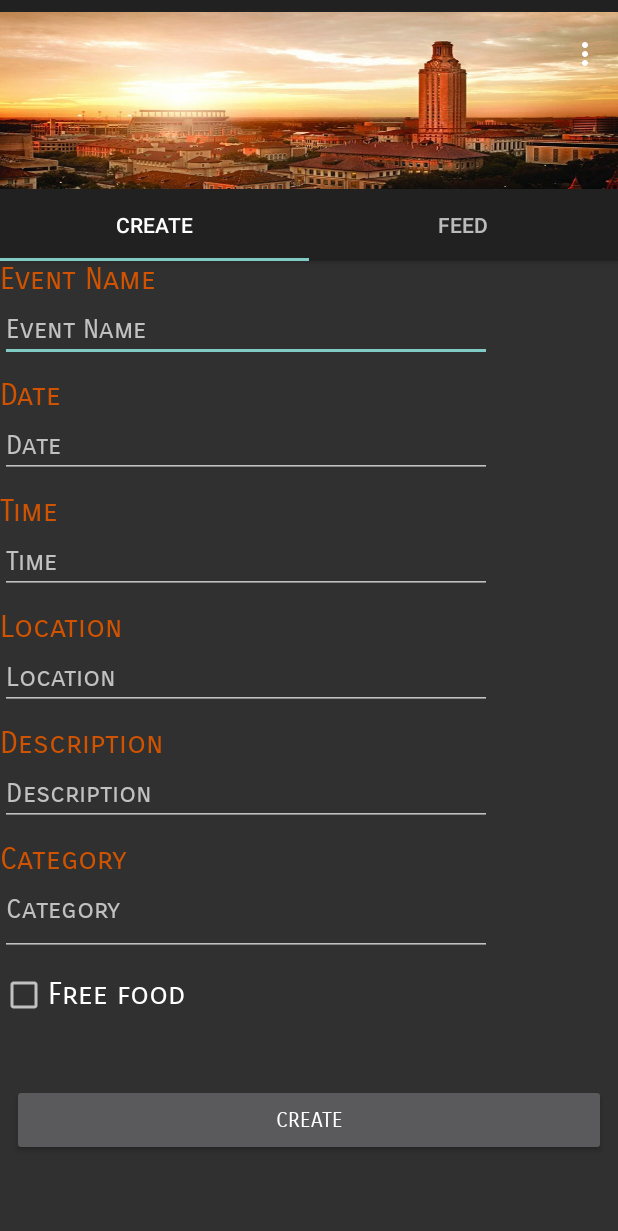
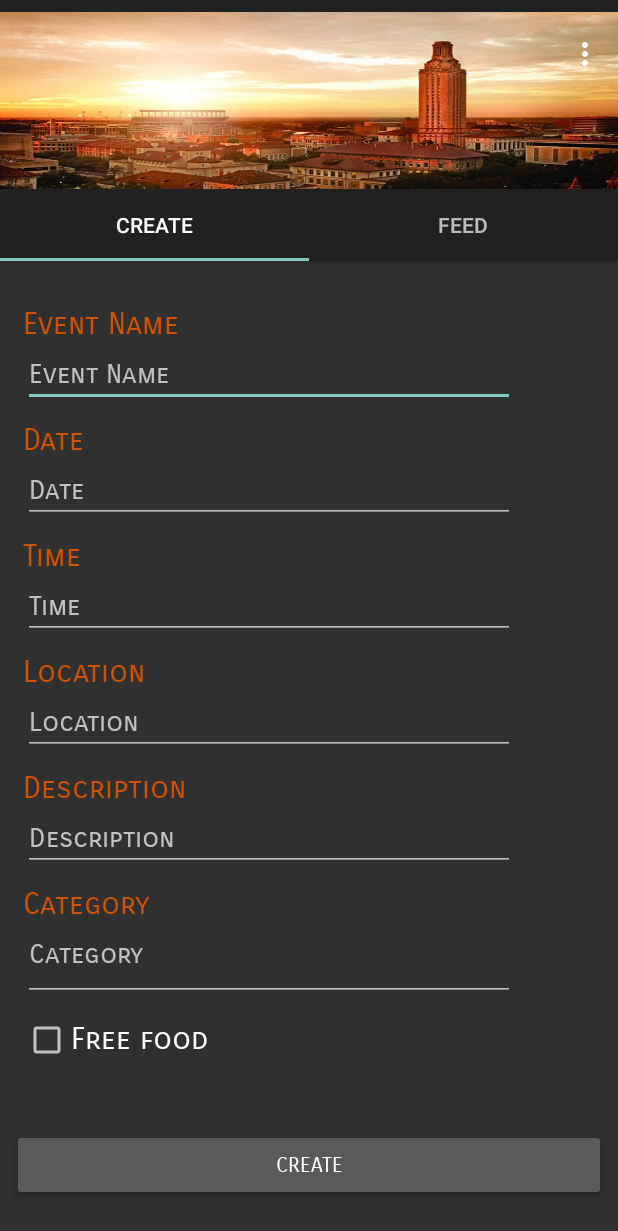
Before and after one commit to jdbravol/EE461LProject, an Android app: the Org_Tab1_CreateEvent screen opened directly, with no data from a screen before it, on a phone screen of 412 x 824 dp. Shown: the top 1231 px of the screen. Run offline under Robolectric (Android 15) with nearby library versions, the phone set to English and light mode, and no system bars; our stand-ins replace Firebase (no records; nobody signed in at launch, a user with empty details on screens opened directly).

```diff
--- a/app/src/main/java/com/example/ee461lproject/Student_Tab3_SubscribedEvents.java
+++ b/app/src/main/java/com/example/ee461lproject/Student_Tab3_SubscribedEvents.java
@@ -17,5 +17,6 @@ public class Student_Tab3_SubscribedEvents extends Fragment {
     @Override
     public View onCreateView(LayoutInflater inflater, @Nullable ViewGroup container, Bundle savedInstanceState) {
         return inflater.inflate(R.layout.tab3_subscribed_events, container, false);
+
     }
 }
--- a/app/src/main/res/layout/tab1_create_event.xml
+++ b/app/src/main/res/layout/tab1_create_event.xml
@@ -15,6 +15,8 @@
             android:id="@+id/title_event"
             android:layout_width="match_parent"
             android:layout_height="wrap_content"
+            android:layout_marginLeft="15dp"
+            android:layout_marginTop="30dp"
             android:fontFamily="sans-serif-smallcaps"
             android:text="Event Name"
             android:textColor="@color/burntOrange"
@@ -24,6 +26,7 @@
             android:id="@+id/org_EventName"
             android:layout_width="328dp"
             android:layout_height="match_parent"
+            android:layout_marginLeft="15dp"
             android:ems="10"
             android:fontFamily="sans-serif-smallcaps"
             android:hint="Event Name"
@@ -33,6 +36,7 @@
             android:id="@+id/title_date"
             android:layout_width="match_parent"
             android:layout_height="wrap_content"
+            android:layout_marginLeft="15dp"
             android:fontFamily="sans-serif-smallcaps"
             android:paddingTop="10dp"
             android:text="Date"
@@ -43,6 +47,7 @@
             android:id="@+id/org_EventDate"
             android:layout_width="328dp"
             android:layout_height="match_parent"
+            android:layout_marginLeft="15dp"
             android:ems="10"
             android:focusable="false"
             android:fontFamily="sans-serif-smallcaps"
@@ -53,6 +58,7 @@
             android:id="@+id/textView13"
             android:layout_width="match_parent"
             android:layout_height="wrap_content"
+            android:layout_marginLeft="15dp"
             android:fontFamily="sans-serif-smallcaps"
             android:paddingTop="10dp"
             android:text="Time"
@@ -63,6 +69,7 @@
             android:id="@+id/org_EventTime"
             android:layout_width="328dp"
             android:layout_height="match_parent"
+            android:layout_marginLeft="15dp"
             android:ems="10"
             android:focusable="false"
             android:fontFamily="sans-serif-smallcaps"
@@ -73,6 +80,7 @@
             android:id="@+id/title_loc"
             android:layout_width="match_parent"
             android:layout_height="wrap_content"
+            android:layout_marginLeft="15dp"
             android:fontFamily="sans-serif-smallcaps"
             android:paddingTop="10dp"
             android:text="Location"
@@ -83,6 +91,7 @@
             android:id="@+id/org_EventLocation"
             android:layout_width="328dp"
             android:layout_height="match_parent"
+            android:layout_marginLeft="15dp"
             android:ems="10"
             android:fontFamily="sans-serif-smallcaps"
             android:hint="Location"
@@ -92,6 +101,7 @@
             android:id="@+id/title_description"
             android:layout_width="match_parent"
             android:layout_height="wrap_content"
+            android:layout_marginLeft="15dp"
             android:fontFamily="sans-serif-smallcaps"
             android:paddingTop="10dp"
             android:text="Description"
@@ -102,6 +112,7 @@
             android:id="@+id/org_EventDescription"
             android:layout_width="328dp"
             android:layout_height="match_parent"
+            android:layout_marginLeft="15dp"
             android:ems="10"
             android:fontFamily="sans-serif-smallcaps"
             android:hint="Description"
@@ -113,6 +124,7 @@
             android:id="@+id/title_category"
             android:layout_width="match_parent"
             android:layout_height="wrap_content"
+            android:layout_marginLeft="15dp"
             android:fontFamily="sans-serif-smallcaps"
             android:paddingTop="10dp"
             android:text="Category"
@@ -123,6 +135,7 @@
             android:id="@+id/org_EventCategory"
             android:layout_width="328dp"
             android:layout_height="match_parent"
+            android:layout_marginLeft="15dp"
             android:ems="10"
             android:fontFamily="sans-serif-smallcaps"
             android:hint="Category"
@@ -139,6 +152,7 @@
             android:id="@+id/free_food_checkbox"
             android:layout_width="match_parent"
             android:layout_height="wrap_content"
+            android:layout_marginLeft="15dp"
             android:fontFamily="sans-serif-smallcaps"
             android:paddingTop="0dp"
             android:text="Free food"
```
Also changed, not shown: app/src/main/java/com/example/ee461lproject/Event.java (+12 -1 lines).
